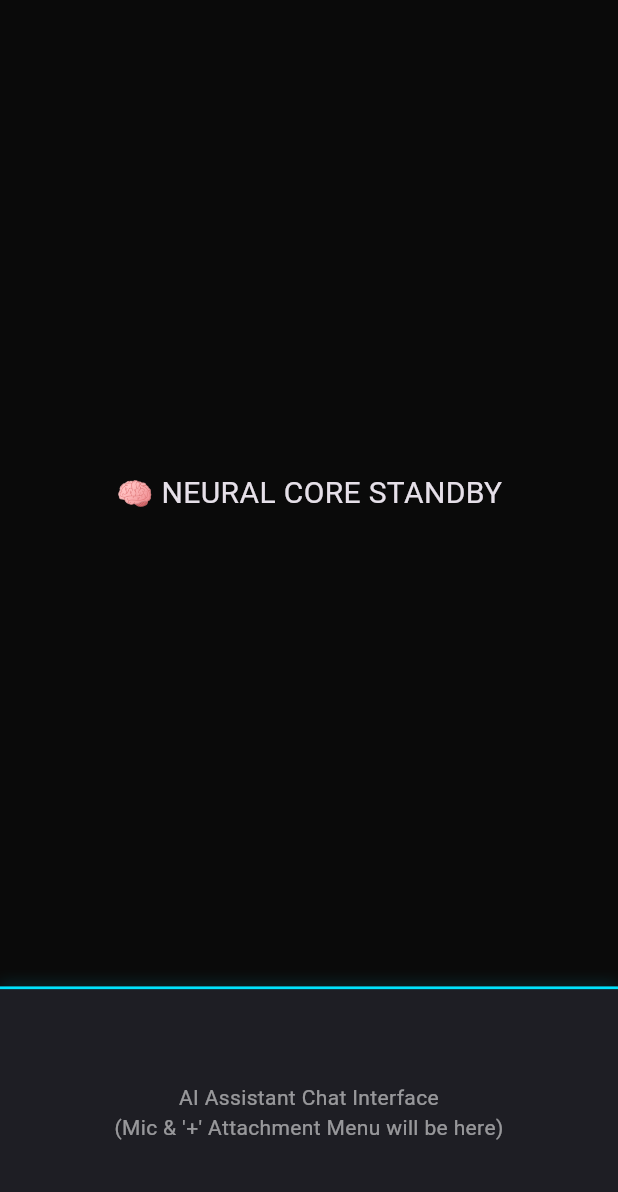
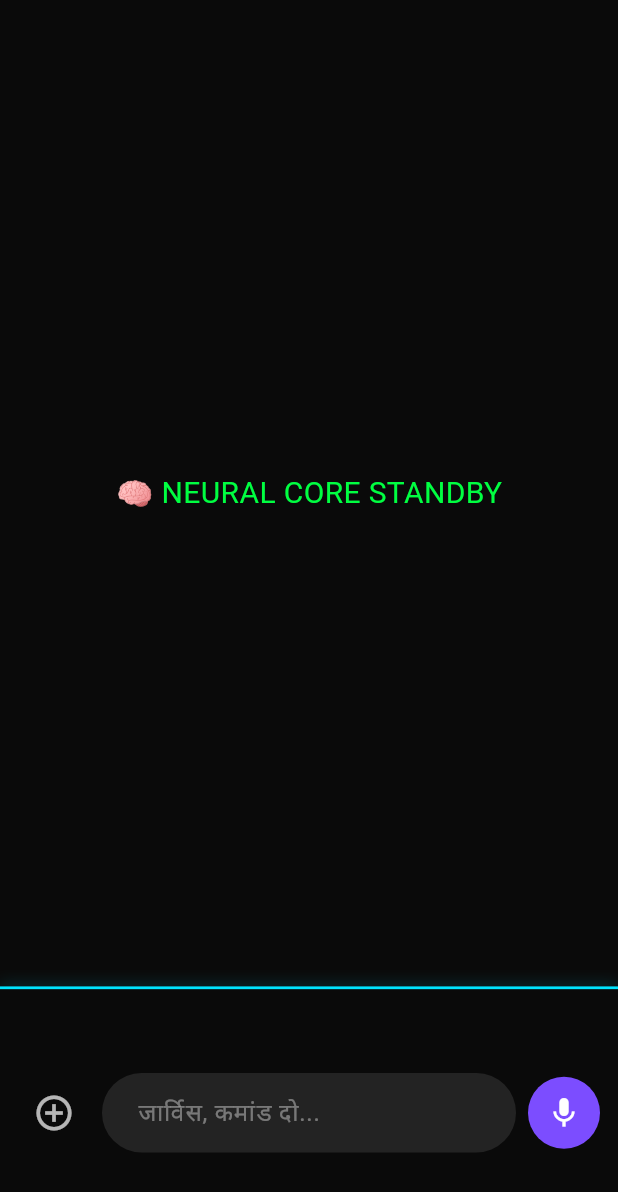
Before and after one commit to maanigargpandey-gif/jarvis-backend, a Flutter app: the WorkspaceSplitView screen opened directly, on a phone screen of 412 x 824 dp. Shown: the top 1192 px of the screen. Run offline on Flutter 3.47's test engine with Material 3 defaults, Android fonts, the phone set to English and light mode, and no system bars; our stand-ins replace google_fonts, shared_preferences; accounts and stored records are empty.

Commit message:
Update workspace_split_view.dart

```diff
--- a/frontend/lib/screens/workspace_split_view.dart
+++ b/frontend/lib/screens/workspace_split_view.dart
@@ -1,6 +1,7 @@
 import 'package:flutter/material.dart';
 import 'package:provider/provider.dart';
 import '../providers/workspace_provider.dart';
+import '../widgets/chat_dock.dart';
 
 class WorkspaceSplitView extends StatelessWidget {
   const WorkspaceSplitView({super.key});
@@ -36,20 +37,10 @@
               ),
             ),
 
-            // BOTTOM 20% - AI Assistant Chat Dock
-            Expanded(
+            // BOTTOM 20% - AI Assistant Chat Dock (यहाँ चैट डॉक जोड़ दिया गया है)
+            const Expanded(
               flex: 2,
-              child: Container(
-                color: const Color(0xFF1E1E24), // Frosted Glass / Ash grey panel
-                padding: const EdgeInsets.all(8.0),
-                child: const Center(
-                  child: Text(
-                    "AI Assistant Chat Interface\n(Mic & '+' Attachment Menu will be here)",
-                    textAlign: TextAlign.center,
-                    style: TextStyle(color: Colors.white54),
-                  ),
-                ),
-              ),
+              child: ChatDock(),
             ),
           ],
         ),
@@ -57,18 +48,30 @@
     );
   }
 
-  // Omni-UI Logic: 80% वाली स्क्रीन में क्या दिखेगा, ये यहाँ से तय होगा
+  // Omni-UI Logic: 80% वाली स्क्रीन में क्या दिखेगा
   Widget _buildActiveWorkspace(WorkspaceMode mode) {
     switch (mode) {
       case WorkspaceMode.document:
-        return const Center(child: Text("📝 DOCUMENT FORGE MODE ACTIVE", style: TextStyle(fontSize: 20)));
+        return const Center(
+          child: Text("📝 DOCUMENT FORGE ACTIVE", style: TextStyle(fontSize: 20, color: Colors.white70)),
+        );
       case WorkspaceMode.creative:
-        return const Center(child: Text("🎨 MEDIA STUDIO 8K ACTIVE", style: TextStyle(fontSize: 20)));
+        return const Center(
+          child: Text("🎨 MEDIA STUDIO 8K ACTIVE", style: TextStyle(fontSize: 20, color: Colors.white70)),
+        );
       case WorkspaceMode.vault:
-        return const Center(child: Text("🔒 NEXUS VAULT UNLOCKED", style: TextStyle(fontSize: 20)));
+        return const Center(
+          child: Text("🔒 NEXUS VAULT UNLOCKED", style: TextStyle(fontSize: 20, color: Colors.white70)),
+        );
+      case WorkspaceMode.code:
+        return const Center(
+          child: Text("⚙️ SELF-EVOLUTION ENGINE", style: TextStyle(fontSize: 20, color: Colors.white70)),
+        );
       case WorkspaceMode.chat:
       default:
-        return const Center(child: Text("🧠 NEURAL CORE STANDBY", style: TextStyle(fontSize: 20)));
+        return const Center(
+          child: Text("🧠 NEURAL CORE STANDBY", style: TextStyle(fontSize: 20, color: Color(0xFF00FF41))),
+        );
     }
   }
 }
```
